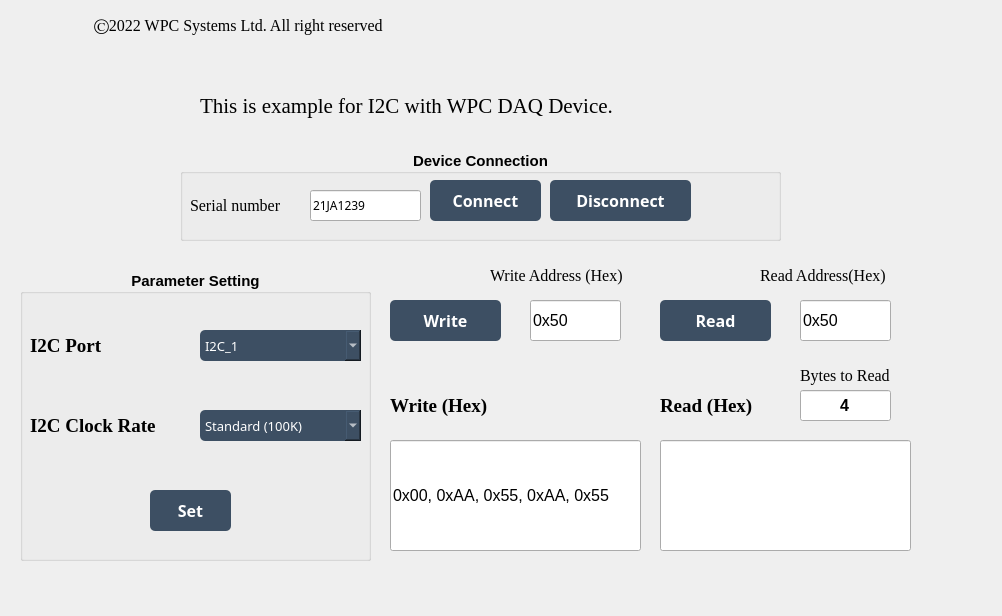
WPC-Systems-Ltd/WPC_Python_driver_release, file examples/GUI/I2C/Example_I2C/UI_design/example_GUI_I2C.ui: the form before one commit.
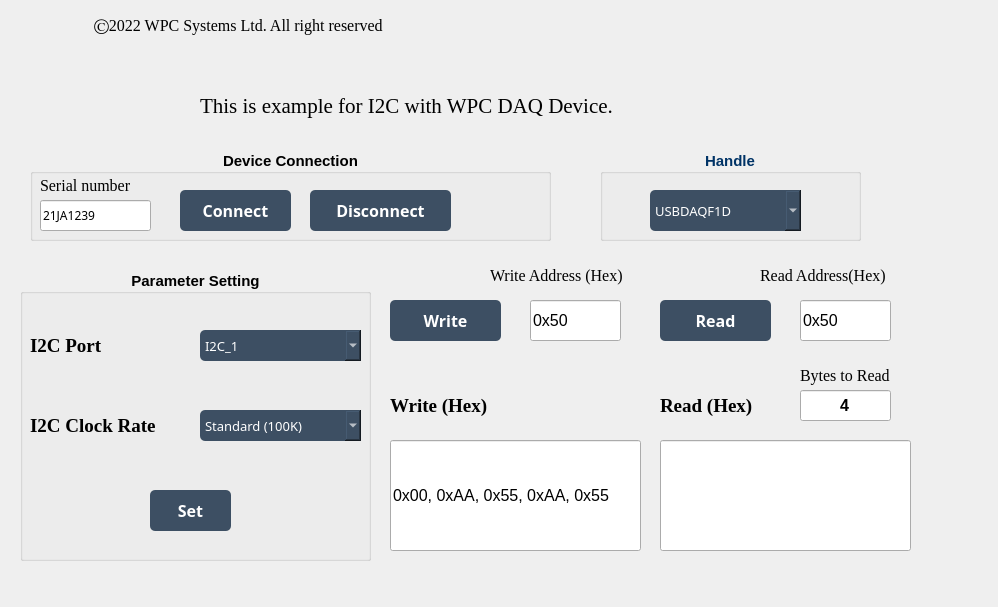
The form after the commit. Icons and pictures are not drawn.

```diff
--- a/examples/GUI/I2C/Example_I2C/UI_design/example_GUI_I2C.ui
+++ b/examples/GUI/I2C/Example_I2C/UI_design/example_GUI_I2C.ui
@@ -6,8 +6,8 @@
    <rect>
     <x>0</x>
     <y>0</y>
-    <width>1002</width>
-    <height>616</height>
+    <width>998</width>
+    <height>607</height>
    </rect>
   </property>
   <property name="minimumSize">
@@ -83,9 +83,9 @@
    <widget class="QGroupBox" name="groupBox_connection">
     <property name="geometry">
      <rect>
-      <x>180</x>
+      <x>30</x>
       <y>150</y>
-      <width>601</width>
+      <width>521</width>
       <height>91</height>
      </rect>
     </property>
@@ -111,8 +111,8 @@
     <widget class="QPushButton" name="btn_connect">
      <property name="geometry">
       <rect>
-       <x>250</x>
-       <y>30</y>
+       <x>150</x>
+       <y>40</y>
        <width>111</width>
        <height>41</height>
       </rect>
@@ -144,8 +144,8 @@
     <widget class="QPushButton" name="btn_disconnect">
      <property name="geometry">
       <rect>
-       <x>370</x>
-       <y>30</y>
+       <x>280</x>
+       <y>40</y>
        <width>141</width>
        <height>41</height>
       </rect>
@@ -174,32 +174,11 @@
       <string>Disconnect</string>
      </property>
     </widget>
-    <widget class="QLabel" name="lb_serialnum">
+    <widget class="QLineEdit" name="lineEdit_IP">
      <property name="geometry">
       <rect>
        <x>10</x>
-       <y>40</y>
-       <width>121</width>
-       <height>31</height>
-      </rect>
-     </property>
-     <property name="font">
-      <font>
-       <family>Times New Roman</family>
-       <pointsize>12</pointsize>
-       <weight>50</weight>
-       <bold>false</bold>
-      </font>
-     </property>
-     <property name="text">
-      <string>Serial number</string>
-     </property>
-    </widget>
-    <widget class="QLineEdit" name="lineEdit_SN">
-     <property name="geometry">
-      <rect>
-       <x>130</x>
-       <y>40</y>
+       <y>50</y>
        <width>111</width>
        <height>31</height>
       </rect>
@@ -219,8 +198,8 @@
     <widget class="QLabel" name="lb_led">
      <property name="geometry">
       <rect>
-       <x>530</x>
-       <y>26</y>
+       <x>450</x>
+       <y>30</y>
        <width>51</width>
        <height>51</height>
       </rect>
@@ -238,6 +217,27 @@
       <bool>false</bool>
      </property>
     </widget>
+    <widget class="QLabel" name="lb_serialnum">
+     <property name="geometry">
+      <rect>
+       <x>10</x>
+       <y>20</y>
+       <width>121</width>
+       <height>31</height>
+      </rect>
+     </property>
+     <property name="font">
+      <font>
+       <family>Times New Roman</family>
+       <pointsize>12</pointsize>
+       <weight>50</weight>
+       <bold>false</bold>
+      </font>
+     </property>
+     <property name="text">
+      <string>Serial number</string>
+     </property>
+    </widget>
    </widget>
    <widget class="QGroupBox" name="groupBox_setting">
     <property name="geometry">
@@ -1088,6 +1088,743 @@
      <string>Read Address(Hex)</string>
     </property>
    </widget>
+   <widget class="QGroupBox" name="groupBox_handle">
+    <property name="geometry">
+     <rect>
+      <x>600</x>
+      <y>150</y>
+      <width>261</width>
+      <height>91</height>
+     </rect>
+    </property>
+    <property name="palette">
+     <palette>
+      <active>
+       <colorrole role="WindowText">
+        <brush brushstyle="SolidPattern">
+         <color alpha="255">
+          <red>0</red>
+          <green>51</green>
+          <blue>102</blue>
+         </color>
+        </brush>
+       </colorrole>
+       <colorrole role="Button">
+        <brush brushstyle="SolidPattern">
+         <color alpha="255">
+          <red>255</red>
+          <green>255</green>
+          <blue>255</blue>
+         </color>
+        </brush>
+       </colorrole>
+       <colorrole role="Light">
+        <brush brushstyle="SolidPattern">
+         <color alpha="255">
+          <red>255</red>
+          <green>255</green>
+          <blue>255</blue>
+         </color>
+        </brush>
+       </colorrole>
+       <colorrole role="Midlight">
+        <brush brushstyle="SolidPattern">
+         <color alpha="255">
+          <red>255</red>
+          <green>255</green>
+          <blue>255</blue>
+         </color>
+        </brush>
+       </colorrole>
+       <colorrole role="Dark">
+        <brush brushstyle="SolidPattern">
+         <color alpha="255">
+          <red>127</red>
+          <green>127</green>
+          <blue>127</blue>
+         </color>
+        </brush>
+       </colorrole>
+       <colorrole role="Mid">
+        <brush brushstyle="SolidPattern">
+         <color alpha="255">
+          <red>170</red>
+          <green>170</green>
+          <blue>170</blue>
+         </color>
+        </brush>
+       </colorrole>
+       <colorrole role="Text">
+        <brush brushstyle="SolidPattern">
+         <color alpha="255">
+          <red>0</red>
+          <green>0</green>
+          <blue>0</blue>
+         </color>
+        </brush>
+       </colorrole>
+       <colorrole role="BrightText">
+        <brush brushstyle="SolidPattern">
+         <color alpha="255">
+          <red>255</red>
+          <green>255</green>
+          <blue>255</blue>
+         </color>
+        </brush>
+       </colorrole>
+       <colorrole role="ButtonText">
+        <brush brushstyle="SolidPattern">
+         <color alpha="255">
+          <red>0</red>
+          <green>0</green>
+          <blue>0</blue>
+         </color>
+        </brush>
+       </colorrole>
+       <colorrole role="Base">
+        <brush brushstyle="SolidPattern">
+         <color alpha="255">
+          <red>255</red>
+          <green>255</green>
+          <blue>255</blue>
+         </color>
+        </brush>
+       </colorrole>
+       <colorrole role="Window">
+        <brush brushstyle="SolidPattern">
+         <color alpha="255">
+          <red>255</red>
+          <green>255</green>
+          <blue>255</blue>
+         </color>
+        </brush>
+       </colorrole>
+       <colorrole role="Shadow">
+        <brush brushstyle="SolidPattern">
+         <color alpha="255">
+          <red>0</red>
+          <green>0</green>
+          <blue>0</blue>
+         </color>
+        </brush>
+       </colorrole>
+       <colorrole role="AlternateBase">
+        <brush brushstyle="SolidPattern">
+         <color alpha="255">
+          <red>255</red>
+          <green>255</green>
+          <blue>255</blue>
+         </color>
+        </brush>
+       </colorrole>
+       <colorrole role="ToolTipBase">
+        <brush brushstyle="SolidPattern">
+         <color alpha="255">
+          <red>255</red>
+          <green>255</green>
+          <blue>220</blue>
+         </color>
+        </brush>
+       </colorrole>
+       <colorrole role="ToolTipText">
+        <brush brushstyle="SolidPattern">
+         <color alpha="255">
+          <red>0</red>
+          <green>0</green>
+          <blue>0</blue>
+         </color>
+        </brush>
+       </colorrole>
+       <colorrole role="PlaceholderText">
+        <brush brushstyle="NoBrush">
+         <color alpha="128">
+          <red>0</red>
+          <green>0</green>
+          <blue>0</blue>
+         </color>
+        </brush>
+       </colorrole>
+      </active>
+      <inactive>
+       <colorrole role="WindowText">
+        <brush brushstyle="SolidPattern">
+         <color alpha="255">
+          <red>0</red>
+          <green>51</green>
+          <blue>102</blue>
+         </color>
+        </brush>
+       </colorrole>
+       <colorrole role="Button">
+        <brush brushstyle="SolidPattern">
+         <color alpha="255">
+          <red>255</red>
+          <green>255</green>
+          <blue>255</blue>
+         </color>
+        </brush>
+       </colorrole>
+       <colorrole role="Light">
+        <brush brushstyle="SolidPattern">
+         <color alpha="255">
+          <red>255</red>
+          <green>255</green>
+          <blue>255</blue>
+         </color>
+        </brush>
+       </colorrole>
+       <colorrole role="Midlight">
+        <brush brushstyle="SolidPattern">
+         <color alpha="255">
+          <red>255</red>
+          <green>255</green>
+          <blue>255</blue>
+         </color>
+        </brush>
+       </colorrole>
+       <colorrole role="Dark">
+        <brush brushstyle="SolidPattern">
+         <color alpha="255">
+          <red>127</red>
+          <green>127</green>
+          <blue>127</blue>
+         </color>
+        </brush>
+       </colorrole>
+       <colorrole role="Mid">
+        <brush brushstyle="SolidPattern">
+         <color alpha="255">
+          <red>170</red>
+          <green>170</green>
+          <blue>170</blue>
+         </color>
+        </brush>
+       </colorrole>
+       <colorrole role="Text">
+        <brush brushstyle="SolidPattern">
+         <color alpha="255">
+          <red>0</red>
+          <green>0</green>
+          <blue>0</blue>
+         </color>
+        </brush>
+       </colorrole>
+       <colorrole role="BrightText">
+        <brush brushstyle="SolidPattern">
+         <color alpha="255">
+          <red>255</red>
+          <green>255</green>
+          <blue>255</blue>
+         </color>
+        </brush>
+       </colorrole>
+       <colorrole role="ButtonText">
+        <brush brushstyle="SolidPattern">
+         <color alpha="255">
+          <red>0</red>
+          <green>0</green>
+          <blue>0</blue>
+         </color>
+        </brush>
+       </colorrole>
+       <colorrole role="Base">
+        <brush brushstyle="SolidPattern">
+         <color alpha="255">
+          <red>255</red>
+          <green>255</green>
+          <blue>255</blue>
+         </color>
+        </brush>
+       </colorrole>
+       <colorrole role="Window">
+        <brush brushstyle="SolidPattern">
+         <color alpha="255">
+          <red>255</red>
+          <green>255</green>
+          <blue>255</blue>
+         </color>
+        </brush>
+       </colorrole>
+       <colorrole role="Shadow">
+        <brush brushstyle="SolidPattern">
+         <color alpha="255">
+          <red>0</red>
+          <green>0</green>
+          <blue>0</blue>
+         </color>
+        </brush>
+       </colorrole>
+       <colorrole role="AlternateBase">
+        <brush brushstyle="SolidPattern">
+         <color alpha="255">
+          <red>255</red>
+          <green>255</green>
+          <blue>255</blue>
+         </color>
+        </brush>
+       </colorrole>
+       <colorrole role="ToolTipBase">
+        <brush brushstyle="SolidPattern">
+         <color alpha="255">
+          <red>255</red>
+          <green>255</green>
+          <blue>220</blue>
+         </color>
+        </brush>
+       </colorrole>
+       <colorrole role="ToolTipText">
+        <brush brushstyle="SolidPattern">
+         <color alpha="255">
+          <red>0</red>
+          <green>0</green>
+          <blue>0</blue>
+         </color>
+        </brush>
+       </colorrole>
+       <colorrole role="PlaceholderText">
+        <brush brushstyle="NoBrush">
+         <color alpha="128">
+          <red>0</red>
+          <green>0</green>
+          <blue>0</blue>
+         </color>
+        </brush>
+       </colorrole>
+      </inactive>
+      <disabled>
+       <colorrole role="WindowText">
+        <brush brushstyle="SolidPattern">
+         <color alpha="255">
+          <red>127</red>
+          <green>127</green>
+          <blue>127</blue>
+         </color>
+        </brush>
+       </colorrole>
+       <colorrole role="Button">
+        <brush brushstyle="SolidPattern">
+         <color alpha="255">
+          <red>255</red>
+          <green>255</green>
+          <blue>255</blue>
+         </color>
+        </brush>
+       </colorrole>
+       <colorrole role="Light">
+        <brush brushstyle="SolidPattern">
+         <color alpha="255">
+          <red>255</red>
+          <green>255</green>
+          <blue>255</blue>
+         </color>
+        </brush>
+       </colorrole>
+       <colorrole role="Midlight">
+        <brush brushstyle="SolidPattern">
+         <color alpha="255">
+          <red>255</red>
+          <green>255</green>
+          <blue>255</blue>
+         </color>
+        </brush>
+       </colorrole>
+       <colorrole role="Dark">
+        <brush brushstyle="SolidPattern">
+         <color alpha="255">
+          <red>127</red>
+          <green>127</green>
+          <blue>127</blue>
+         </color>
+        </brush>
+       </colorrole>
+       <colorrole role="Mid">
+        <brush brushstyle="SolidPattern">
+         <color alpha="255">
+          <red>170</red>
+          <green>170</green>
+          <blue>170</blue>
+         </color>
+        </brush>
+       </colorrole>
+       <colorrole role="Text">
+        <brush brushstyle="SolidPattern">
+         <color alpha="255">
+          <red>127</red>
+          <green>127</green>
+          <blue>127</blue>
+         </color>
+        </brush>
+       </colorrole>
+       <colorrole role="BrightText">
+        <brush brushstyle="SolidPattern">
+         <color alpha="255">
+          <red>255</red>
+          <green>255</green>
+          <blue>255</blue>
+         </color>
+        </brush>
+       </colorrole>
+       <colorrole role="ButtonText">
+        <brush brushstyle="SolidPattern">
+         <color alpha="255">
+          <red>127</red>
+          <green>127</green>
+          <blue>127</blue>
+         </color>
+        </brush>
+       </colorrole>
+       <colorrole role="Base">
+        <brush brushstyle="SolidPattern">
+         <color alpha="255">
+          <red>255</red>
+          <green>255</green>
+          <blue>255</blue>
+         </color>
+        </brush>
+       </colorrole>
+       <colorrole role="Window">
+        <brush brushstyle="SolidPattern">
+         <color alpha="255">
+          <red>255</red>
+          <green>255</green>
+          <blue>255</blue>
+         </color>
+        </brush>
+       </colorrole>
+       <colorrole role="Shadow">
+        <brush brushstyle="SolidPattern">
+         <color alpha="255">
+          <red>0</red>
+          <green>0</green>
+          <blue>0</blue>
+         </color>
+        </brush>
+       </colorrole>
+       <colorrole role="AlternateBase">
+        <brush brushstyle="SolidPattern">
+         <color alpha="255">
+          <red>255</red>
+          <green>255</green>
+          <blue>255</blue>
+         </color>
+        </brush>
+       </colorrole>
+       <colorrole role="ToolTipBase">
+        <brush brushstyle="SolidPattern">
+         <color alpha="255">
+          <red>255</red>
+          <green>255</green>
+          <blue>220</blue>
+         </color>
+        </brush>
+       </colorrole>
+       <colorrole role="ToolTipText">
+        <brush brushstyle="SolidPattern">
+         <color alpha="255">
+          <red>0</red>
+          <green>0</green>
+          <blue>0</blue>
+         </color>
+        </brush>
+       </colorrole>
+       <colorrole role="PlaceholderText">
+        <brush brushstyle="NoBrush">
+         <color alpha="128">
+          <red>0</red>
+          <green>0</green>
+          <blue>0</blue>
+         </color>
+        </brush>
+       </colorrole>
+      </disabled>
+     </palette>
+    </property>
+    <property name="font">
+     <font>
+      <family>Arial</family>
+      <pointsize>11</pointsize>
+      <weight>75</weight>
+      <bold>true</bold>
+     </font>
+    </property>
+    <property name="layoutDirection">
+     <enum>Qt::LeftToRight</enum>
+    </property>
+    <property name="title">
+     <string>Handle</string>
+    </property>
+    <property name="alignment">
+     <set>Qt::AlignCenter</set>
+    </property>
+    <property name="flat">
+     <bool>false</bool>
+    </property>
+    <property name="checkable">
+     <bool>false</bool>
+    </property>
+    <widget class="QComboBox" name="comboBox_handle">
+     <property name="geometry">
+      <rect>
+       <x>50</x>
+       <y>40</y>
+       <width>151</width>
+       <height>41</height>
+      </rect>
+     </property>
+     <property name="palette">
+      <palette>
+       <active>
+        <colorrole role="WindowText">
+         <brush brushstyle="SolidPattern">
+          <color alpha="255">
+           <red>255</red>
+           <green>255</green>
+           <blue>255</blue>
+          </color>
+         </brush>
+        </colorrole>
+        <colorrole role="Button">
+         <brush brushstyle="SolidPattern">
+          <color alpha="255">
+           <red>61</red>
+           <green>79</green>
+           <blue>99</blue>
+          </color>
+         </brush>
+        </colorrole>
+        <colorrole role="Text">
+         <brush brushstyle="SolidPattern">
+          <color alpha="255">
+           <red>255</red>
+           <green>255</green>
+           <blue>255</blue>
+          </color>
+         </brush>
+        </colorrole>
+        <colorrole role="ButtonText">
+         <brush brushstyle="SolidPattern">
+          <color alpha="255">
+           <red>255</red>
+           <green>255</green>
+           <blue>255</blue>
+          </color>
+         </brush>
+        </colorrole>
+        <colorrole role="Base">
+         <brush brushstyle="SolidPattern">
+          <color alpha="255">
+           <red>61</red>
+           <green>79</green>
+           <blue>99</blue>
+          </color>
+         </brush>
+        </colorrole>
+        <colorrole role="Window">
+         <brush brushstyle="SolidPattern">
+          <color alpha="255">
+           <red>61</red>
+           <green>79</green>
+           <blue>99</blue>
+          </color>
+         </brush>
+        </colorrole>
+        <colorrole role="PlaceholderText">
+         <brush brushstyle="NoBrush">
+          <color alpha="128">
+           <red>255</red>
+           <green>255</green>
+           <blue>255</blue>
+          </color>
+         </brush>
+        </colorrole>
+       </active>
+       <inactive>
+        <colorrole role="WindowText">
+         <brush brushstyle="SolidPattern">
+          <color alpha="255">
+           <red>255</red>
+           <green>255</green>
+           <blue>255</blue>
+          </color>
+         </brush>
+        </colorrole>
+        <colorrole role="Button">
+         <brush brushstyle="SolidPattern">
+          <color alpha="255">
+           <red>61</red>
+           <green>79</green>
+           <blue>99</blue>
+          </color>
+         </brush>
+        </colorrole>
+        <colorrole role="Text">
+         <brush brushstyle="SolidPattern">
+          <color alpha="255">
+           <red>255</red>
+           <green>255</green>
+           <blue>255</blue>
+          </color>
+         </brush>
+        </colorrole>
+        <colorrole role="ButtonText">
+         <brush brushstyle="SolidPattern">
+          <color alpha="255">
+           <red>255</red>
+           <green>255</green>
+           <blue>255</blue>
+          </color>
+         </brush>
+        </colorrole>
+        <colorrole role="Base">
+         <brush brushstyle="SolidPattern">
+          <color alpha="255">
+           <red>61</red>
+           <green>79</green>
+           <blue>99</blue>
+          </color>
+         </brush>
+        </colorrole>
+        <colorrole role="Window">
+         <brush brushstyle="SolidPattern">
+          <color alpha="255">
+           <red>61</red>
+           <green>79</green>
+           <blue>99</blue>
+          </color>
+         </brush>
+        </colorrole>
+        <colorrole role="PlaceholderText">
+         <brush brushstyle="NoBrush">
+          <color alpha="128">
+           <red>255</red>
+           <green>255</green>
+           <blue>255</blue>
+          </color>
+         </brush>
+        </colorrole>
+       </inactive>
+       <disabled>
+        <colorrole role="WindowText">
+         <brush brushstyle="SolidPattern">
+          <color alpha="255">
+           <red>255</red>
+           <green>255</green>
+           <blue>255</blue>
+          </color>
+         </brush>
+        </colorrole>
+        <colorrole role="Button">
+         <brush brushstyle="SolidPattern">
+          <color alpha="255">
+           <red>61</red>
+           <green>79</green>
+           <blue>99</blue>
+          </color>
+         </brush>
+        </colorrole>
+        <colorrole role="Text">
+         <brush brushstyle="SolidPattern">
+          <color alpha="255">
+           <red>255</red>
+           <green>255</green>
+           <blue>255</blue>
+          </color>
+         </brush>
+        </colorrole>
+        <colorrole role="ButtonText">
+         <brush brushstyle="SolidPattern">
+          <color alpha="255">
+           <red>255</red>
+           <green>255</green>
+           <blue>255</blue>
+          </color>
+         </brush>
+        </colorrole>
+        <colorrole role="Base">
+         <brush brushstyle="SolidPattern">
+          <color alpha="255">
+           <red>61</red>
+           <green>79</green>
+           <blue>99</blue>
+          </color>
+         </brush>
+        </colorrole>
+        <colorrole role="Window">
+         <brush brushstyle="SolidPattern">
+          <color alpha="255">
+           <red>61</red>
+           <green>79</green>
+           <blue>99</blue>
+          </color>
+         </brush>
+        </colorrole>
+        <colorrole role="PlaceholderText">
+         <brush brushstyle="NoBrush">
+          <color alpha="128">
+           <red>255</red>
+           <green>255</green>
+           <blue>255</blue>
+          </color>
+         </brush>
+        </colorrole>
+       </disabled>
+      </palette>
+     </property>
+     <property name="font">
+      <font>
+       <family>微軟正黑體</family>
+       <pointsize>10</pointsize>
+       <weight>50</weight>
+       <bold>false</bold>
+       <kerning>true</kerning>
+      </font>
+     </property>
+     <property name="styleSheet">
+      <string notr="true">background-color: rgb(61, 79, 99);
+border-radius : 5px;
+color:  rgb(255, 255, 255); </string>
+     </property>
+     <property name="currentText">
+      <string>USBDAQF1D</string>
+     </property>
+     <property name="currentIndex">
+      <number>0</number>
+     </property>
+     <property name="minimumContentsLength">
+      <number>0</number>
+     </property>
+     <item>
+      <property name="text">
+       <string>USBDAQF1D</string>
+      </property>
+     </item>
+     <item>
+      <property name="text">
+       <string>USBDAQF1AD</string>
+      </property>
+     </item>
+     <item>
+      <property name="text">
+       <string>USBDAQF1TD</string>
+      </property>
+     </item>
+     <item>
+      <property name="text">
+       <string>USBDAQF1RD</string>
+      </property>
+     </item>
+     <item>
+      <property name="text">
+       <string>USBDAQF1CD</string>
+      </property>
+     </item>
+     <item>
+      <property name="text">
+       <string>USBDAQF1AOD</string>
+      </property>
+     </item>
+    </widget>
+   </widget>
   </widget>
  </widget>
  <resources/>
```
